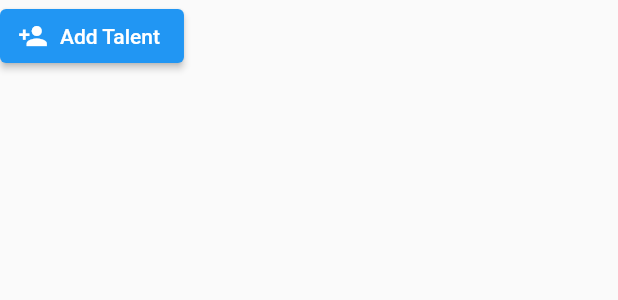
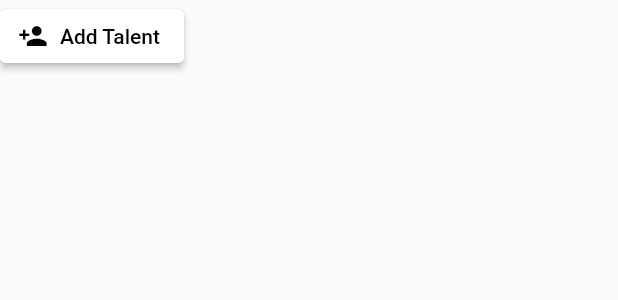
Before and after one commit to fahrur06/protalent, a Flutter app: the AlertForm widget shown alone on an empty page, opened directly, on a phone screen of 412 x 824 dp. Shown: the top 300 px of the screen. Run offline on Flutter 3.47's test engine with Material 2 defaults, Android fonts, the phone set to English and light mode, and no system bars; our stand-ins replace carousel_slider, flip_card, google_fonts; missing offline and left inert: easy_table, side_navigation.

Commit message:
widget talent

```diff
--- a/lib/widget/botton.dart
+++ b/lib/widget/botton.dart
@@ -149,6 +149,10 @@ class _AlertFormState extends State<AlertForm> {
             if (posisi == null || posisi.isEmpty) return;
             setState(() => this.posisi = posisi);
           },
+          style: ElevatedButton.styleFrom(
+            primary: Colors.white,
+            onPrimary: Colors.black,
+          ),
         )),
       ],
     );
```
Also changed, not shown: lib/admin/talent_manage.dart (+12 -9 lines).
